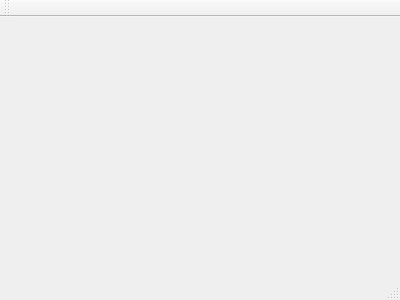
Qt form mainwindow.ui (awojak/print_server) before a commit.
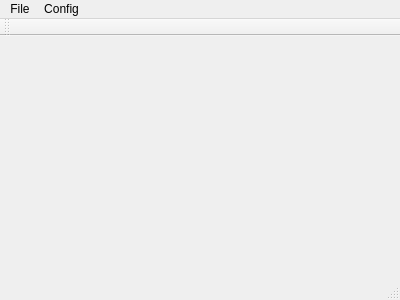
The same form after that commit.

Diff of the .ui file:
```diff
--- a/mainwindow.ui
+++ b/mainwindow.ui
@@ -12,13 +12,46 @@
   <property name="windowTitle" >
    <string>MainWindow</string>
   </property>
-  <widget class="QMenuBar" name="menuBar" />
-  <widget class="QToolBar" name="mainToolBar" />
-  <widget class="QWidget" name="centralWidget" />
-  <widget class="QStatusBar" name="statusBar" />
+  <widget class="QWidget" name="centralWidget"/>
+  <widget class="QMenuBar" name="menuBar">
+   <property name="geometry">
+    <rect>
+     <x>0</x>
+     <y>0</y>
+     <width>400</width>
+     <height>21</height>
+    </rect>
+   </property>
+   <widget class="QMenu" name="menuFile">
+    <property name="title">
+     <string>File</string>
+    </property>
+   </widget>
+   <widget class="QMenu" name="menuConfig">
+    <property name="title">
+     <string>Config</string>
+    </property>
+    <addaction name="actionCommunication"/>
+   </widget>
+   <addaction name="menuFile"/>
+   <addaction name="menuConfig"/>
+  </widget>
+  <widget class="QToolBar" name="mainToolBar">
+   <attribute name="toolBarArea">
+    <enum>TopToolBarArea</enum>
+   </attribute>
+   <attribute name="toolBarBreak">
+    <bool>false</bool>
+   </attribute>
+  </widget>
+  <widget class="QStatusBar" name="statusBar"/>
+  <action name="actionCommunication">
+   <property name="text">
+    <string>Communication</string>
+   </property>
+  </action>
  </widget>
- <layoutDefault spacing="6" margin="11" />
- <pixmapfunction></pixmapfunction>
+ <layoutdefault spacing="6" margin="11"/>
  <resources/>
  <connections/>
 </ui>
```
Left out of the diff: 7 changed lines with no effect on the pictures.
